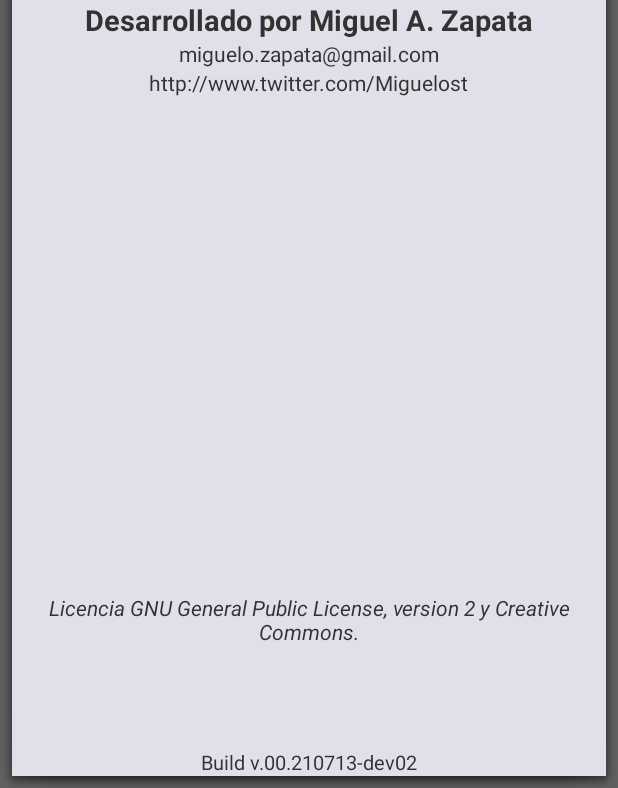
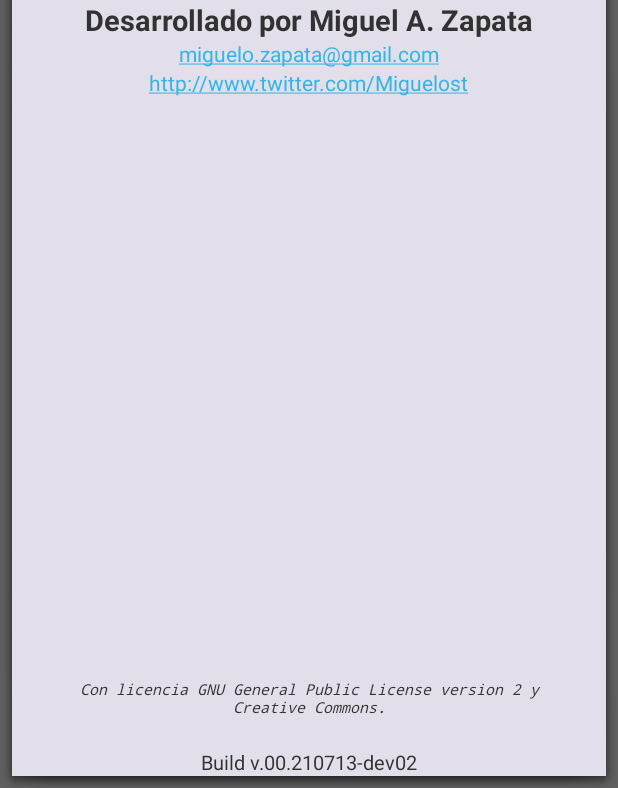
Before and after one commit to movibe/Icaro-Android-Studio, an Android app: the screen it shows after launch (MainActivity), in the options menu, after a tap on "Acerca de", on a phone screen of 412 x 824 dp, the part 448-1236 px from its top. Run offline under Robolectric (Android 15) with nearby library versions, the light colour scheme and no system bars.

Commit message:
Implementado mensajes de excepcion Correccion de errores Ediciones en layout Acerca de y en layout Clima

```diff
--- a/Icaro/src/main/java/m/zapata/icaro/MainActivity.java
+++ b/Icaro/src/main/java/m/zapata/icaro/MainActivity.java
@@ -162,7 +162,7 @@ public class MainActivity extends Activity implements TextToSpeech.OnInitListene
 
         if (resultCode == RecognizerIntent.RESULT_NETWORK_ERROR) {
             Log.e("Icaro", "Network Error");
-            Toast.makeText(this, R.string.error_audio_red_datos, Toast.LENGTH_LONG).show();
+            Toast.makeText(this, R.string.error_red_datos, Toast.LENGTH_LONG).show();
         }
 
         if (resultCode == RecognizerIntent.RESULT_SERVER_ERROR) {
--- a/Icaro/src/main/res/layout-sw320dp/acerca_de.xml
+++ b/Icaro/src/main/res/layout-sw320dp/acerca_de.xml
@@ -57,12 +57,18 @@
             android:text="@string/comentario_version"
             android:id="@+id/t_Comentario"
             android:singleLine="false"
-            android:textSize="14dp"
-            android:textStyle="italic"
+        android:textSize="10dp"
+        android:textStyle="italic"
             android:gravity="center"
             android:layout_marginBottom="68dp"
             android:layout_above="@+id/t_Build"
-            android:layout_alignParentLeft="true"/>
+        android:layout_alignParentLeft="true"
+        android:layout_margin="20dp"
+        android:layout_alignParentBottom="false"
+        android:layout_alignWithParentIfMissing="false"
+        android:layout_alignParentTop="false"
+        android:textAlignment="center"
+        android:typeface="monospace" />
 
     <TextView
             android:layout_width="match_parent"
@@ -72,7 +78,8 @@
             android:textSize="14dp"
             android:gravity="center"
             android:layout_alignRight="@+id/t_Version"
-            android:layout_below="@+id/t_NombreDesarrollador"/>
+        android:layout_below="@+id/t_NombreDesarrollador"
+        android:autoLink="email" />
 
     <TextView
             android:layout_width="match_parent"
@@ -94,6 +101,8 @@
             android:id="@+id/t_Twitter"
             android:layout_below="@+id/t_Mail"
             android:layout_centerHorizontal="true"
-            android:textSize="14dp"/>
+        android:textSize="14dp"
+        android:autoLink="web"
+        android:textIsSelectable="false" />
 
 </RelativeLayout>
--- a/Icaro/src/main/res/values/strings.xml
+++ b/Icaro/src/main/res/values/strings.xml
@@ -8,8 +8,8 @@
     <string name="desarrollado_por">Desarrollado por Miguel A. Zapata</string>
     <string name="mail">miguelo.zapata@gmail.com</string>
     <string name="twitter">http://www.twitter.com/Miguelost</string>
-    <string name="comentario_version">Licencia GNU General Public License, version 2 y Creative
-        Commons.
+    <string name="comentario_version">Con licencia "GNU General Public License version 2" y
+        "Creative Commons".
     </string>
 
     <string name="min">Min</string>
@@ -40,13 +40,13 @@
 
     <string name="error_tts">Lo lamento, ha fallado el reconocimiento =(</string>
     <string name="error_audio">Lo lamento, ha ocurrido un error con el audio capturado</string>
-    <string name="error_audio_red_datos">Lo lamento, hay problemas en la red de datos o WIFI de su
+    <string name="error_red_datos">Lo lamento, hay problemas en la red de datos o WIFI de su
         dispositivo
     </string>
     <string name="error_audio_servidor">Lo lamento, hay problemas con el acceso a los servidores de
         Google
     </string>
-
-    <string name="error_datos">Lo lamento, hubo un error descargando los datos</string>
+    <string name="error_parser">Hubo un error leyendo los datos descargados, intente nuevamente
+    </string>
 
 </resources>
```
Also changed, not shown: Icaro/src/main/java/Funcionalidades/Clima.java (+34 -23 lines), Icaro/src/main/java/m/zapata/icaro/ResultadoAsyncTask.java (added, +27 -0 lines), Icaro/src/main/res/layout-sw320dp/clima.xml (+11 -9 lines).
